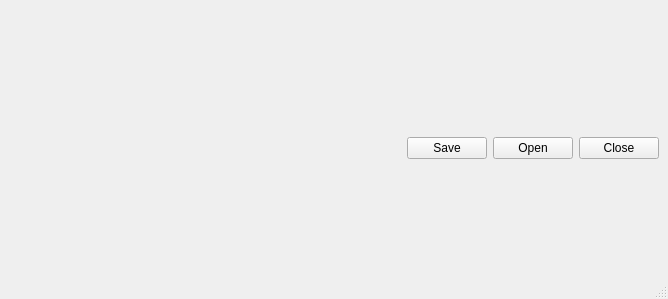
Qt form ui/window.ui (iceanimations/checkoutin) before a commit.
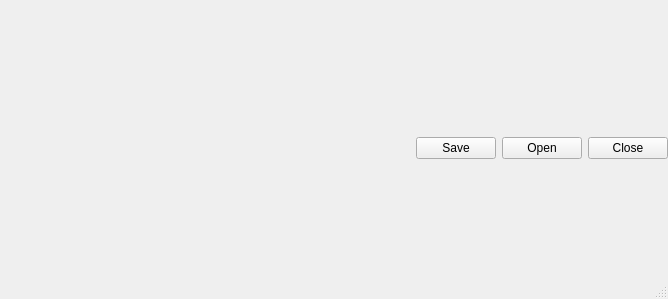
The same form after that commit.

Commit message: listing sobjects very well.

The edit to the form file:
```diff
--- a/ui/window.ui
+++ b/ui/window.ui
@@ -15,6 +15,9 @@
   </property>
   <widget class="QWidget" name="centralwidget">
    <layout class="QVBoxLayout" name="verticalLayout">
+    <property name="margin">
+     <number>0</number>
+    </property>
     <item>
      <layout class="QHBoxLayout" name="sdfdsf">
       <property name="spacing">
```
The commit also changes 1 other file.
